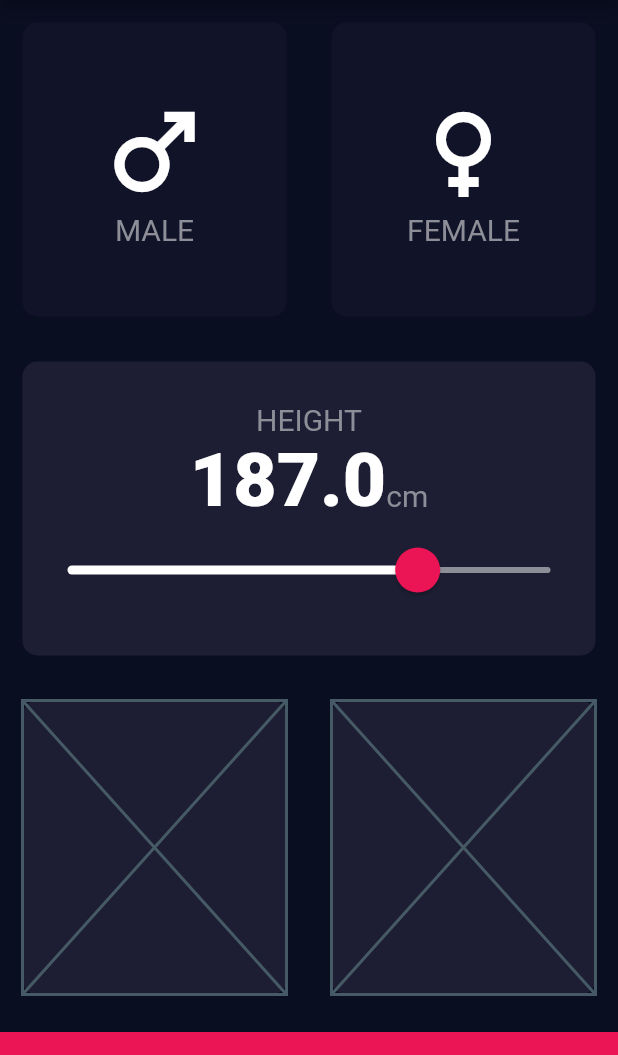
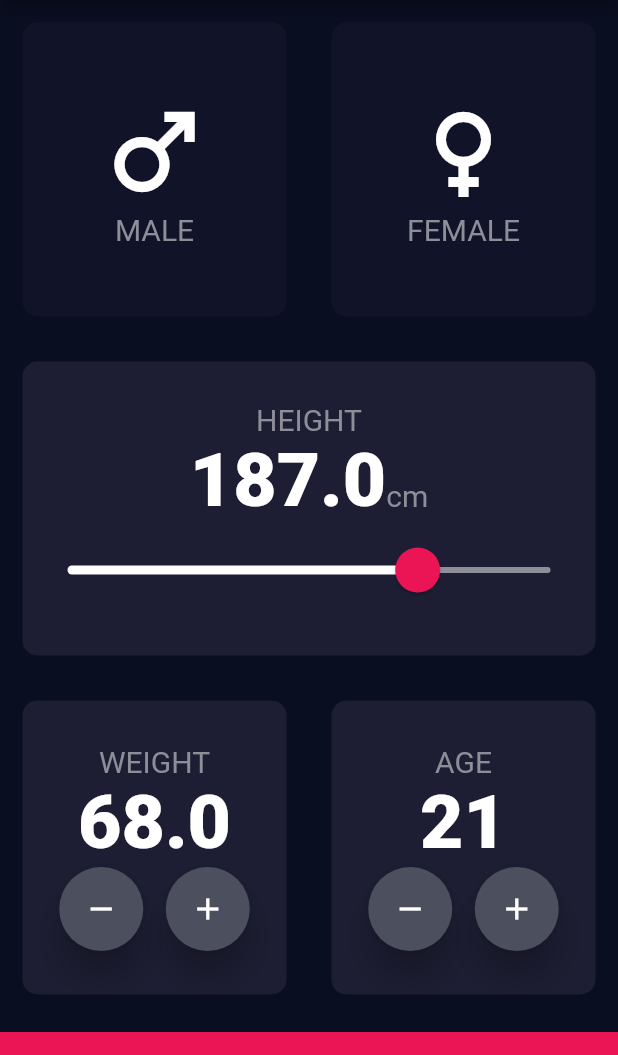
Before and after one commit to UildsonSantos/Flutter_with_Angela_Yu, a Flutter app: the screen it shows after launch, on a phone screen of 412 x 824 dp, the part 84-1139 px from its top. Run offline on Flutter 3.47's test engine with Material 2 defaults, Android fonts, the phone set to English and light mode, and no system bars; our stand-ins replace audioplayers, rflutter_alert.

Commit message:
impl. cards weight and age

```diff
--- a/bmi_calculator/lib/input_page.dart
+++ b/bmi_calculator/lib/input_page.dart
@@ -22,6 +22,8 @@ class InputPage extends StatefulWidget {
 class _InputPageState extends State<InputPage> {
   late Gender selectedGender = Gender.forLate;
   double height = 187;
+  double weight = 68;
+  int age = 21;
 
   @override
   Widget build(BuildContext context) {
@@ -128,14 +130,86 @@ class _InputPageState extends State<InputPage> {
                   child: ReusableCard(
                     onPress: () {},
                     colour: kActiveCardColour,
-                    cardChild: Placeholder(),
+                    cardChild: Column(
+                      mainAxisAlignment: MainAxisAlignment.center,
+                      children: [
+                        const Text(
+                          'WEIGHT',
+                          style: kLabelTextStyle,
+                        ),
+                        Text(
+                          weight.toStringAsFixed(1),
+                          style: kNumberTextStyle,
+                        ),
+                        Row(
+                          mainAxisAlignment: MainAxisAlignment.center,
+                          children: [
+                            RoundIconButton(
+                              icon: Icons.remove,
+                              onPress: () {
+                                setState(() {
+                                  weight -= .1;
+                                });
+                              },
+                            ),
+                            const SizedBox(
+                              width: 15.0,
+                            ),
+                            RoundIconButton(
+                              icon: Icons.add,
+                              onPress: () {
+                                setState(() {
+                                  weight += .1;
+                                });
+                              },
+                            ),
+                          ],
+                        )
+                      ],
+                    ),
                   ),
                 ),
                 Expanded(
                   child: ReusableCard(
                     onPress: () {},
                     colour: kActiveCardColour,
-                    cardChild: Placeholder(),
+                    cardChild: Column(
+                      mainAxisAlignment: MainAxisAlignment.center,
+                      children: [
+                        const Text(
+                          'AGE',
+                          style: kLabelTextStyle,
+                        ),
+                        Text(
+                          age.toString(),
+                          style: kNumberTextStyle,
+                        ),
+                        Row(
+                          mainAxisAlignment: MainAxisAlignment.center,
+                          children: [
+                            RoundIconButton(
+                              icon: Icons.remove,
+                              onPress: () {
+                                setState(() {
+                                  age--;
+                                });
+                              },
+                            ),
+                            const SizedBox(
+                              width: 15.0,
+                            ),
+                            RoundIconButton(
+                              icon: Icons.add,
+                              onPress: () {
+                                setState(() {
+                                  age++;
+                                });
+                              },
+                            ),
+                          ],
+                        )
+                      ],
+                    ),
                   ),
                 ),
               ],
@@ -152,3 +226,29 @@ class _InputPageState extends State<InputPage> {
     );
   }
 }
+
+class RoundIconButton extends StatelessWidget {
+  final IconData icon;
+  final Function() onPress;
+
+  const RoundIconButton({
+    Key? key,
+    required this.icon,
+    required this.onPress,
+  }) : super(key: key);
+
+  @override
+  Widget build(BuildContext context) {
+    return RawMaterialButton(
+      onPressed: onPress,
+      shape: const CircleBorder(),
+      fillColor: const Color(0xFF4C4F5E),
+      elevation: 9.0,
+      constraints: const BoxConstraints.tightFor(
+        width: 56.0,
+        height: 56.0,
+      ),
+      child: Icon(icon),
+    );
+  }
+}
```
